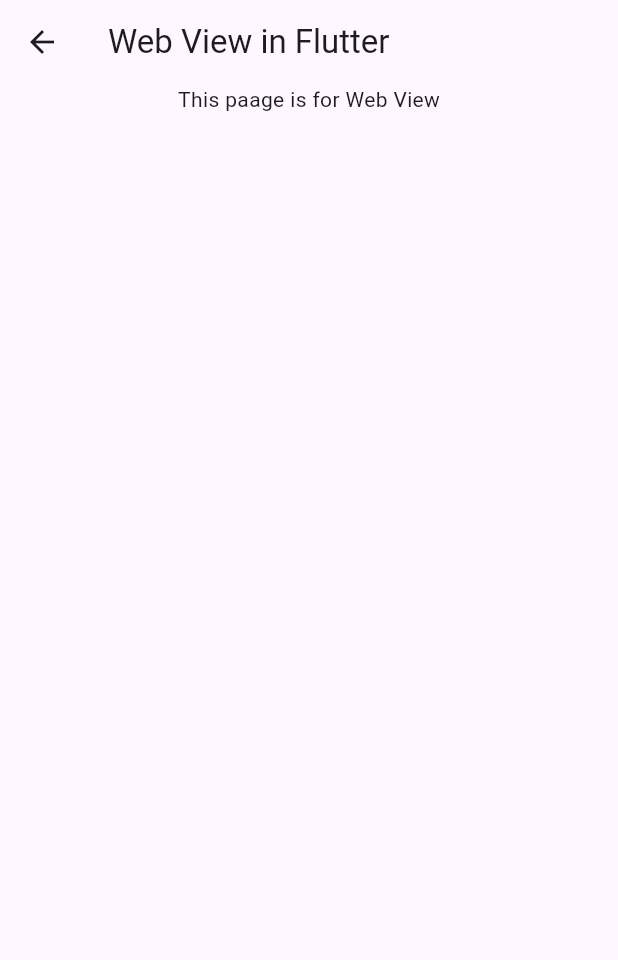
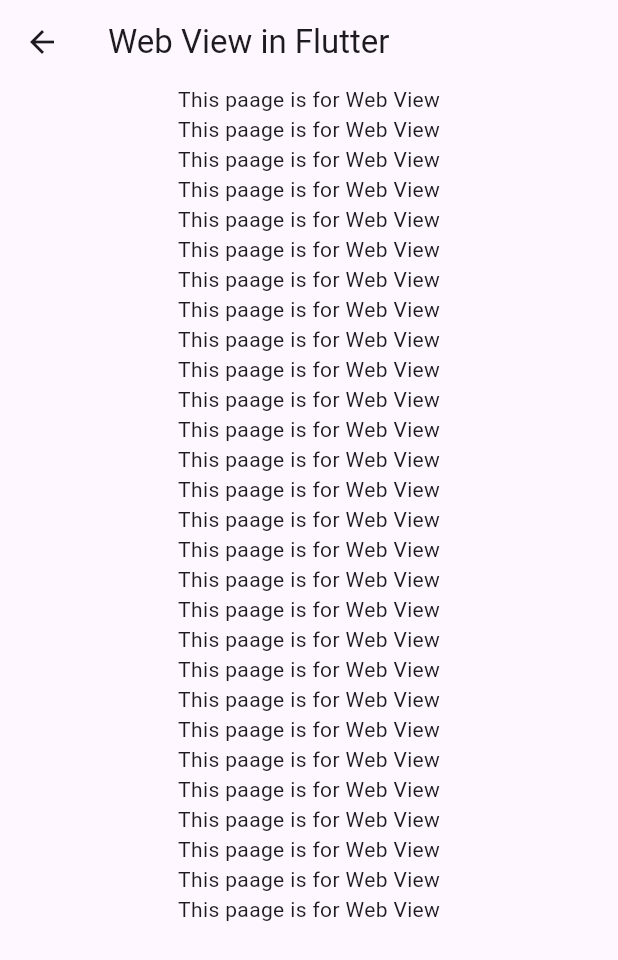
Before and after one commit to CodeFaiziCode/google-map_-_lang-localization, a Flutter app: the WebView screen opened directly, on a phone screen of 412 x 824 dp. Shown: the top 960 px of the screen. Run offline on Flutter 3.47's test engine with Material 3 defaults, Android fonts, the phone set to English and light mode, and no system bars; our stand-ins replace google_maps_flutter, shared_preferences; accounts and stored records are empty; generated files the repository leaves out were written again.

Commit message:
WebView Screen Created

```diff
--- a/lib/web_view.dart
+++ b/lib/web_view.dart
@@ -17,6 +17,33 @@ class _WebViewState extends State<WebView> {
       ),
       body: const Column(
         children: [
+          Text("This paage is for Web View"),
+          Text("This paage is for Web View"),
+          Text("This paage is for Web View"),
+          Text("This paage is for Web View"),
+          Text("This paage is for Web View"),
+          Text("This paage is for Web View"),
+          Text("This paage is for Web View"),
+          Text("This paage is for Web View"),
+          Text("This paage is for Web View"),
+          Text("This paage is for Web View"),
+          Text("This paage is for Web View"),
+          Text("This paage is for Web View"),
+          Text("This paage is for Web View"),
+          Text("This paage is for Web View"),
+          Text("This paage is for Web View"),
+          Text("This paage is for Web View"),
+          Text("This paage is for Web View"),
+          Text("This paage is for Web View"),
+          Text("This paage is for Web View"),
+          Text("This paage is for Web View"),
+          Text("This paage is for Web View"),
+          Text("This paage is for Web View"),
+          Text("This paage is for Web View"),
+          Text("This paage is for Web View"),
+          Text("This paage is for Web View"),
+          Text("This paage is for Web View"),
+          Text("This paage is for Web View"),
           Center(
             child: Text("This paage is for Web View"),
           )
```
